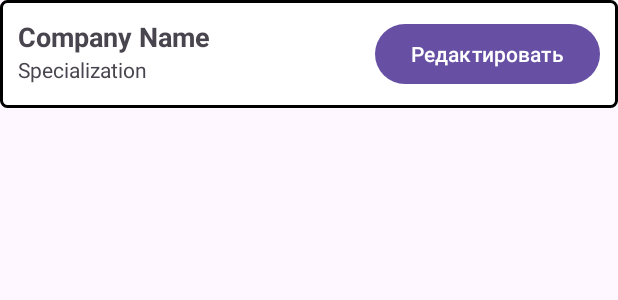
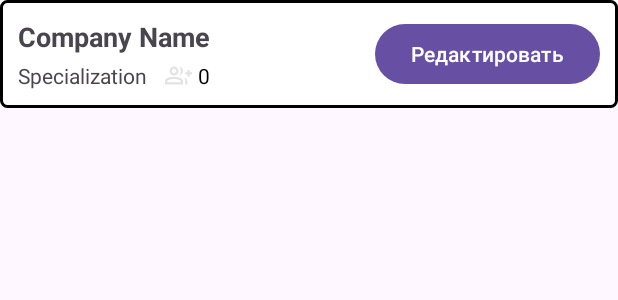
Before and after one commit to Pasha883/Cardify, an Android app: the layout item_vizitka_edit.xml on its own in the app's theme, with its tools: preview values and no code run, on a phone screen of 412 x 824 dp. Shown: the top 300 px of the screen. Run offline under Robolectric (Android 15) with nearby library versions, the light colour scheme and no system bars.

Commit message:
Improved my cards screen: added users count and icon
- Added an icon for users count to the "My Cards" screen.
- Added a user count field for each card.
- Implemented logic to fetch and display the users count for each card.
- Added logic to show number of users for each card.

```diff
--- /dev/null
+++ b/app/src/main/res/drawable/ic_users.xml
@@ -0,0 +1,9 @@
+<vector xmlns:android="http://schemas.android.com/apk/res/android"
+    android:width="24dp"
+    android:height="24dp"
+    android:viewportWidth="960"
+    android:viewportHeight="960">
+  <path
+      android:pathData="M500,478q29,-32 44.5,-73t15.5,-85q0,-44 -15.5,-85T500,162q60,8 100,53t40,105q0,60 -40,105t-100,53ZM720,800v-120q0,-36 -16,-68.5T662,554q51,18 94.5,46.5T800,680v120h-80ZM800,520v-80h-80v-80h80v-80h80v80h80v80h-80v80h-80ZM320,480q-66,0 -113,-47t-47,-113q0,-66 47,-113t113,-47q66,0 113,47t47,113q0,66 -47,113t-113,47ZM0,800v-112q0,-34 17.5,-62.5T64,582q62,-31 126,-46.5T320,520q66,0 130,15.5T576,582q29,15 46.5,43.5T640,688v112L0,800ZM320,400q33,0 56.5,-23.5T400,320q0,-33 -23.5,-56.5T320,240q-33,0 -56.5,23.5T240,320q0,33 23.5,56.5T320,400ZM80,720h480v-32q0,-11 -5.5,-20T540,654q-54,-27 -109,-40.5T320,600q-56,0 -111,13.5T100,654q-9,5 -14.5,14T80,688v32ZM320,320ZM320,720Z"
+      android:fillColor="#e3e3e3"/>
+</vector>
--- a/app/src/main/res/layout/item_vizitka_edit.xml
+++ b/app/src/main/res/layout/item_vizitka_edit.xml
@@ -22,12 +22,51 @@
             android:layout_width="wrap_content"
             android:layout_height="wrap_content"/>
 
-        <TextView
-            android:id="@+id/text_company_spec"
-            android:text="Specialization"
-            android:textSize="14sp"
+        <!-- Горизонтальный контейнер для специализации и пользователей -->
+        <LinearLayout
+            android:orientation="horizontal"
             android:layout_width="wrap_content"
-            android:layout_height="wrap_content"/>
+            android:layout_height="wrap_content"
+            android:gravity="center_vertical"
+            android:layout_marginTop="4dp">
+
+            <TextView
+                android:id="@+id/text_company_spec"
+                android:text="Specialization"
+                android:textSize="14sp"
+                android:layout_width="wrap_content"
+                android:layout_height="wrap_content"/>
+
+            <!-- Отступ между специализацией и иконкой -->
+            <Space
+                android:layout_width="12dp"
+                android:layout_height="wrap_content" />
+
+            <!-- Иконка человечка + число -->
+            <LinearLayout
+                android:orientation="horizontal"
+                android:layout_width="wrap_content"
+                android:layout_height="wrap_content"
+                android:gravity="center_vertical">
+
+                <ImageView
+                    android:id="@+id/icon_users"
+                    android:layout_width="18dp"
+                    android:layout_height="18dp"
+                    android:src="@drawable/ic_users"
+                    android:contentDescription="Users"/>
+
+                <TextView
+                    android:id="@+id/text_users_count"
+                    android:layout_width="wrap_content"
+                    android:layout_height="wrap_content"
+                    android:text="0"
+                    android:textSize="14sp"
+                    android:layout_marginStart="4dp"
+                    android:textColor="#000000"/>
+            </LinearLayout>
+        </LinearLayout>
+
     </LinearLayout>
 
     <Button
```
Also changed, not shown: app/src/main/java/com/example/cardify/MyCardsFragment.java (+7 -1 lines), app/src/main/java/com/example/cardify/VizitkaCreated.java (+5 -4 lines), app/src/main/java/com/example/cardify/VizitkaCreatedAdapter.java (+8 -6 lines).
